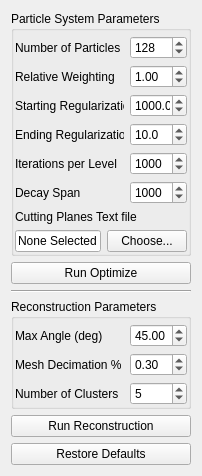
The window that src/Application/Optimize/OptimizeTool.ui (SCIInstitute/ShapeWorks) describes before a commit, drawn with Qt 5.
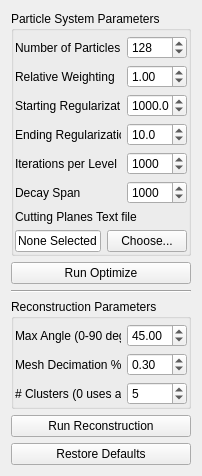
The same window after the commit.

Commit message: optimize option ranges, labels. Update readme and its images.

What changed in the file:
```diff
--- a/src/Application/Optimize/OptimizeTool.ui
+++ b/src/Application/Optimize/OptimizeTool.ui
@@ -91,10 +91,16 @@
           </property>
           <property name="minimumSize">
            <size>
-            <width>57</width>
+            <width>60</width>
             <height>0</height>
            </size>
           </property>
+          <property name="maximumSize">
+           <size>
+            <width>60</width>
+            <height>16777215</height>
+           </size>
+          </property>
           <property name="minimum">
            <number>1</number>
           </property>
@@ -143,10 +149,16 @@
           </property>
           <property name="minimumSize">
            <size>
-            <width>57</width>
+            <width>60</width>
             <height>0</height>
            </size>
           </property>
+          <property name="maximumSize">
+           <size>
+            <width>60</width>
+            <height>16777215</height>
+           </size>
+          </property>
           <property name="value">
            <double>1.000000000000000</double>
           </property>
@@ -189,10 +201,16 @@
           </property>
           <property name="minimumSize">
            <size>
-            <width>57</width>
+            <width>60</width>
             <height>0</height>
            </size>
           </property>
+          <property name="maximumSize">
+           <size>
+            <width>60</width>
+            <height>16777215</height>
+           </size>
+          </property>
           <property name="decimals">
            <number>1</number>
           </property>
@@ -200,7 +218,7 @@
            <double>0.100000000000000</double>
           </property>
           <property name="maximum">
-           <double>9999.000000000000000</double>
+           <double>99999.000000000000000</double>
           </property>
           <property name="value">
            <double>1000.000000000000000</double>
@@ -244,10 +262,16 @@
           </property>
           <property name="minimumSize">
            <size>
-            <width>57</width>
+            <width>60</width>
             <height>0</height>
            </size>
           </property>
+          <property name="maximumSize">
+           <size>
+            <width>60</width>
+            <height>16777215</height>
+           </size>
+          </property>
           <property name="decimals">
            <number>1</number>
           </property>
@@ -255,7 +279,7 @@
            <double>0.100000000000000</double>
           </property>
           <property name="maximum">
-           <double>9999.000000000000000</double>
+           <double>99999.000000000000000</double>
           </property>
           <property name="value">
            <double>10.000000000000000</double>
@@ -299,15 +323,21 @@
           </property>
           <property name="minimumSize">
            <size>
-            <width>57</width>
+            <width>60</width>
             <height>0</height>
            </size>
           </property>
+          <property name="maximumSize">
+           <size>
+            <width>60</width>
+            <height>16777215</height>
+           </size>
+          </property>
           <property name="minimum">
            <number>1</number>
           </property>
           <property name="maximum">
-           <number>9999</number>
+           <number>99999</number>
           </property>
           <property name="value">
            <number>1000</number>
@@ -351,15 +381,21 @@
           </property>
           <property name="minimumSize">
            <size>
-            <width>57</width>
+            <width>60</width>
             <height>0</height>
            </size>
           </property>
+          <property name="maximumSize">
+           <size>
+            <width>60</width>
+            <height>16777215</height>
+           </size>
+          </property>
           <property name="minimum">
            <number>1</number>
           </property>
           <property name="maximum">
-           <number>9999</number>
+           <number>99999</number>
           </property>
           <property name="value">
            <number>1000</number>
@@ -445,7 +481,7 @@
         <item>
          <widget class="QLabel" name="label_2">
           <property name="text">
-           <string>Max Angle (deg)</string>
+           <string>Max Angle (0-90 deg)</string>
           </property>
          </widget>
         </item>
@@ -472,10 +508,16 @@
           </property>
           <property name="minimumSize">
            <size>
-            <width>57</width>
+            <width>60</width>
             <height>0</height>
            </size>
           </property>
+          <property name="maximumSize">
+           <size>
+            <width>60</width>
+            <height>16777215</height>
+           </size>
+          </property>
           <property name="maximum">
            <double>90.000000000000000</double>
           </property>
@@ -530,13 +572,22 @@
           </property>
           <property name="minimumSize">
            <size>
-            <width>57</width>
+            <width>60</width>
             <height>0</height>
            </size>
           </property>
+          <property name="maximumSize">
+           <size>
+            <width>60</width>
+            <height>16777215</height>
+           </size>
+          </property>
           <property name="minimum">
            <double>0.010000000000000</double>
           </property>
+          <property name="maximum">
+           <double>1.000000000000000</double>
+          </property>
           <property name="value">
            <double>0.300000000000000</double>
           </property>
@@ -552,7 +603,7 @@
         <item>
          <widget class="QLabel" name="label_5">
           <property name="text">
-           <string>Number of Clusters</string>
+           <string># Clusters (0 uses all)</string>
           </property>
          </widget>
         </item>
@@ -579,10 +630,16 @@
           </property>
           <property name="minimumSize">
            <size>
-            <width>57</width>
+            <width>60</width>
             <height>0</height>
            </size>
           </property>
+          <property name="maximumSize">
+           <size>
+            <width>60</width>
+            <height>16777215</height>
+           </size>
+          </property>
           <property name="value">
            <number>5</number>
           </property>
```
The commit also changes 4 other files.
